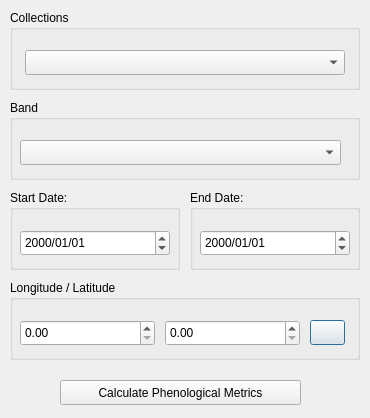
The window that wcpms/WCPMS_dialog_base.ui (AbnerErnaniADSFatec/wcpms-qgis) describes before a commit, drawn with Qt 5.
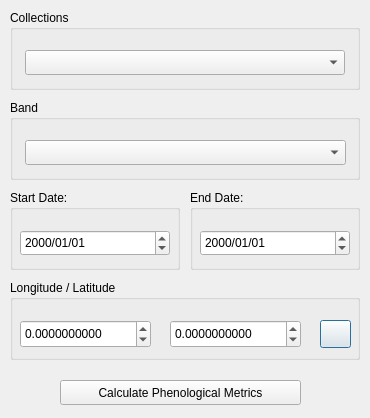
The same window after the commit.

Commit message: Add select point on canvas

Patch:
```diff
--- a/wcpms/WCPMS_dialog_base.ui
+++ b/wcpms/WCPMS_dialog_base.ui
@@ -51,7 +51,7 @@
    <widget class="QComboBox" name="bands_selection">
     <property name="geometry">
      <rect>
-      <x>10</x>
+      <x>15</x>
       <y>40</y>
       <width>321</width>
       <height>25</height>
@@ -123,39 +123,63 @@
    <property name="title">
     <string>Longitude / Latitude</string>
    </property>
-   <widget class="QDoubleSpinBox" name="doubleSpinBox">
+   <widget class="QPushButton" name="zoom_selected_point">
     <property name="geometry">
      <rect>
-      <x>10</x>
+      <x>310</x>
       <y>40</y>
-      <width>135</width>
-      <height>26</height>
-     </rect>
-    </property>
-   </widget>
-   <widget class="QDoubleSpinBox" name="doubleSpinBox_2">
-    <property name="geometry">
-     <rect>
-      <x>155</x>
-      <y>40</y>
-      <width>135</width>
-      <height>26</height>
-     </rect>
-    </property>
-   </widget>
-   <widget class="QPushButton" name="pushButton_2">
-    <property name="geometry">
-     <rect>
-      <x>300</x>
-      <y>40</y>
-      <width>35</width>
-      <height>25</height>
+      <width>31</width>
+      <height>28</height>
      </rect>
     </property>
     <property name="text">
      <string/>
     </property>
    </widget>
+   <widget class="QDoubleSpinBox" name="input_longitude">
+    <property name="geometry">
+     <rect>
+      <x>10</x>
+      <y>40</y>
+      <width>131</width>
+      <height>28</height>
+     </rect>
+    </property>
+    <property name="decimals">
+     <number>10</number>
+    </property>
+    <property name="minimum">
+     <double>-180.000000000000000</double>
+    </property>
+    <property name="maximum">
+     <double>180.000000000000000</double>
+    </property>
+    <property name="singleStep">
+     <double>0.000001000000000</double>
+    </property>
+   </widget>
+   <widget class="QDoubleSpinBox" name="input_latitude">
+    <property name="geometry">
+     <rect>
+      <x>160</x>
+      <y>40</y>
+      <width>131</width>
+      <height>28</height>
+     </rect>
+    </property>
+    <property name="decimals">
+     <number>10</number>
+    </property>
+    <property name="minimum">
+     <double>-90.000000000000000</double>
+    </property>
+    <property name="maximum">
+     <double>90.000000000000000</double>
+    </property>
+    <property name="value">
+     <double>0.000000000000000</double>
+    </property>
+   </widget>
   </widget>
   <widget class="QPushButton" name="search">
    <property name="geometry">
```
The commit also changes 3 other files.
